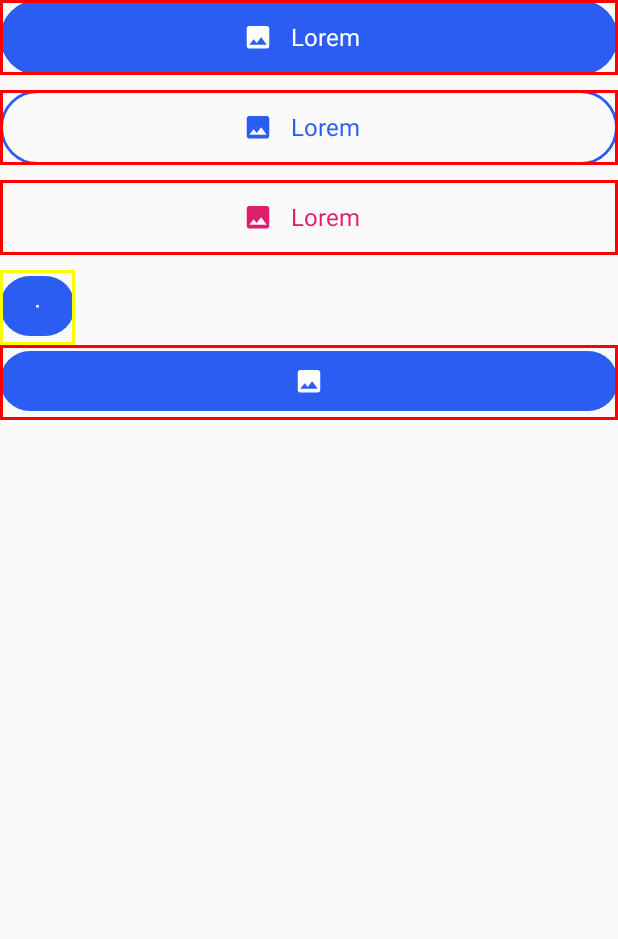
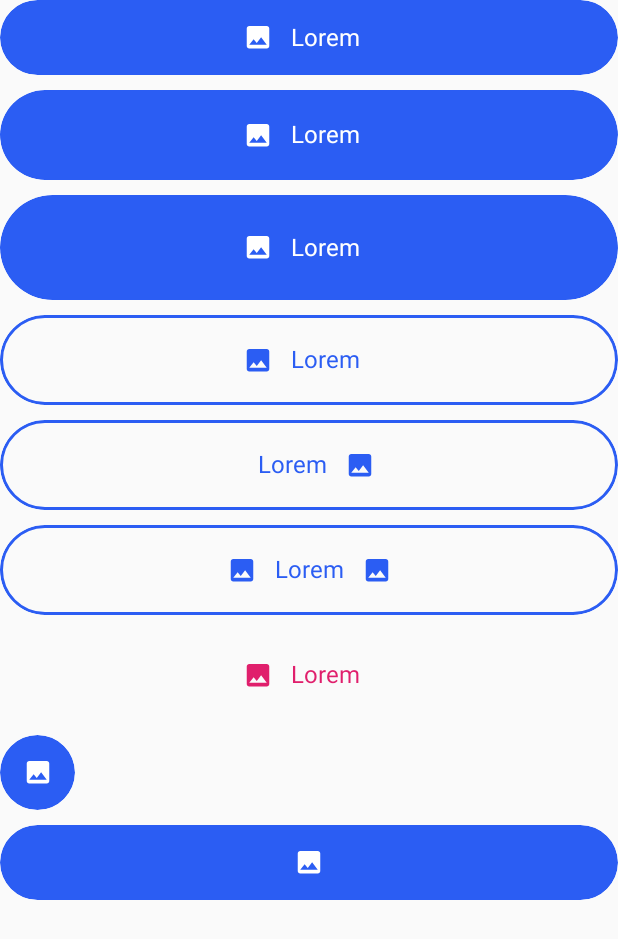
Before and after one commit to rudoapps/android-components, an Android app built with Jetpack Compose: the screen it shows after launch (MainActivity), on a phone screen of 412 x 824 dp. Shown: the top 939 px of the screen. Run offline under Robolectric (Android 15) with nearby library versions, the phone set to English and light mode, and no system bars.

Commit message:
Add new funcionalities button

```diff
--- a/app/src/main/java/es/rudo/democomponents/MainActivity.kt
+++ b/app/src/main/java/es/rudo/democomponents/MainActivity.kt
@@ -3,24 +3,25 @@ package es.rudo.democomponents
 import android.os.Bundle
 import androidx.activity.ComponentActivity
 import androidx.activity.compose.setContent
-import androidx.compose.foundation.border
 import androidx.compose.foundation.layout.Box
 import androidx.compose.foundation.layout.Column
 import androidx.compose.foundation.layout.Spacer
 import androidx.compose.foundation.layout.height
-import androidx.compose.foundation.layout.size
 import androidx.compose.foundation.layout.width
 import androidx.compose.runtime.Composable
 import androidx.compose.runtime.mutableStateOf
 import androidx.compose.runtime.remember
 import androidx.compose.ui.Modifier
-import androidx.compose.ui.graphics.Color
 import androidx.compose.ui.res.painterResource
+import androidx.compose.ui.text.font.Font
+import androidx.compose.ui.text.font.FontFamily
 import androidx.compose.ui.tooling.preview.Preview
 import androidx.compose.ui.unit.dp
+import es.rudo.components.button.ButtonHeight
 import es.rudo.components.button.ButtonState
 import es.rudo.components.button.ButtonStyles
 import es.rudo.components.button.CustomButton
+import es.rudo.components.button.IconType
 import es.rudo.democomponents.ui.theme.DarkBlue
 import es.rudo.democomponents.ui.theme.Pink
 import es.rudo.democomponents.ui.theme.White
@@ -42,15 +43,32 @@ fun testingButtons() {
     val mutableStateFlowTestButton2 =
         remember { mutableStateOf(ButtonState.Default) }
 
-    val standardStyleNoBorder =
+    val standardStyleNoBorderSmall =
         ButtonStyles(
             text = "Lorem",
             icon = painterResource(id = es.rudo.components.R.drawable.ic_test_image),
             iconColor = White,
             backgroundColor = DarkBlue,
+            height = ButtonHeight.Small,
+        )
+    val standardStyleNoBorderMedium =
+        ButtonStyles(
+            text = "Lorem",
+            icon = painterResource(id = es.rudo.components.R.drawable.ic_test_image),
+            iconColor = White,
+            backgroundColor = DarkBlue,
+            height = ButtonHeight.Medium
+        )
+    val standardStyleNoBorderLarge =
+        ButtonStyles(
+            text = "Lorem",
+            icon = painterResource(id = es.rudo.components.R.drawable.ic_test_image),
+            iconColor = White,
+            backgroundColor = DarkBlue,
+            height = ButtonHeight.Large
         )
 
-    val standardStyleWithBorder =
+    val standardStyleWithBorderLeftIcon =
         ButtonStyles(
             text = "Lorem",
             textColor = DarkBlue,
@@ -58,6 +76,26 @@ fun testingButtons() {
             iconColor = DarkBlue,
             borderColor = DarkBlue,
             borderWidth = 2.dp
+        )
+    val standardStyleWithBorderRightIcon =
+        ButtonStyles(
+            text = "Lorem",
+            textColor = DarkBlue,
+            icon = painterResource(id = es.rudo.components.R.drawable.ic_test_image),
+            iconColor = DarkBlue,
+            borderColor = DarkBlue,
+            borderWidth = 2.dp,
+            iconType = IconType.Right
+        )
+    val standardStyleWithBorderTwoIcons =
+        ButtonStyles(
+            text = "Lorem",
+            textColor = DarkBlue,
+            icon = painterResource(id = es.rudo.components.R.drawable.ic_test_image),
+            iconColor = DarkBlue,
+            borderColor = DarkBlue,
+            borderWidth = 2.dp,
+            iconType = IconType.TwoSides
         )
 
     val standardStyleNoBorderNoBackground =
@@ -71,14 +109,16 @@ fun testingButtons() {
         ButtonStyles(
             icon = painterResource(id = es.rudo.components.R.drawable.ic_test_image),
             iconColor = White,
-            backgroundColor = DarkBlue
+            backgroundColor = DarkBlue,
+            height = ButtonHeight.Custom,
+            customHeight = 50.dp
         )
 
     Column {
 
         CustomButton(
             onClick = {},
-            buttonStyles = standardStyleNoBorder,
+            buttonStyles = standardStyleNoBorderSmall,
             buttonState = mutableStateFlowTestButton1
         )
 
@@ -86,7 +126,37 @@ fun testingButtons() {
 
         CustomButton(
             onClick = {},
-            buttonStyles = standardStyleWithBorder,
+            buttonStyles = standardStyleNoBorderMedium,
+            buttonState = mutableStateFlowTestButton1
+        )
+
+        Spacer(modifier = Modifier.height(10.dp))
+
+        CustomButton(
+            onClick = {},
+            buttonStyles = standardStyleNoBorderLarge,
+            buttonState = mutableStateFlowTestButton1
+        )
+        Spacer(modifier = Modifier.height(10.dp))
+
+        CustomButton(
+            onClick = {},
+            buttonStyles = standardStyleWithBorderLeftIcon,
+            buttonState = mutableStateFlowTestButton1
+        )
+        Spacer(modifier = Modifier.height(10.dp))
+
+        CustomButton(
+            onClick = {},
+            buttonStyles = standardStyleWithBorderRightIcon,
+            buttonState = mutableStateFlowTestButton1
+        )
+
+        Spacer(modifier = Modifier.height(10.dp))
+
+        CustomButton(
+            onClick = {},
+            buttonStyles = standardStyleWithBorderTwoIcons,
             buttonState = mutableStateFlowTestButton1
         )
 
@@ -101,19 +171,24 @@ fun testingButtons() {
         Spacer(modifier = Modifier.height(10.dp))
 
         Box (
-            modifier = Modifier.width(50.dp).border(width = 2.dp, color = Color.Yellow)
+            modifier = Modifier.width(50.dp)
         ){
             CustomButton(
                 onClick = {},
                 buttonStyles = standardStyleOnlyIcon,
-                buttonState = mutableStateFlowTestButton1
+                buttonState = mutableStateFlowTestButton1,
             )
         }
+
+        Spacer(modifier = Modifier.height(10.dp))
+
         CustomButton(
             onClick = {},
             buttonStyles = standardStyleOnlyIcon,
             buttonState = mutableStateFlowTestButton1
         )
+
+
 
 
     }
--- a/components/src/main/java/es/rudo/components/button/ButtonState.kt
+++ b/components/src/main/java/es/rudo/components/button/ButtonState.kt
@@ -2,9 +2,10 @@ package es.rudo.components.button
 
 import androidx.compose.foundation.BorderStroke
 import androidx.compose.foundation.background
-import androidx.compose.foundation.border
 import androidx.compose.foundation.layout.Arrangement
+import androidx.compose.foundation.layout.PaddingValues
 import androidx.compose.foundation.layout.Row
+import androidx.compose.foundation.layout.fillMaxSize
 import androidx.compose.foundation.layout.fillMaxWidth
 import androidx.compose.foundation.layout.height
 import androidx.compose.foundation.layout.padding
@@ -20,7 +21,6 @@ import androidx.compose.runtime.MutableState
 import androidx.compose.ui.Alignment
 import androidx.compose.ui.Modifier
 import androidx.compose.ui.graphics.Color
-import androidx.compose.ui.res.dimensionResource
 import androidx.compose.ui.text.TextStyle
 import androidx.compose.ui.unit.dp
 
@@ -37,39 +37,33 @@ fun ButtonRenderByState(
     onClick: () -> Unit,
     buttonStyles: ButtonStyles = ButtonStyles(),
     state: MutableState<ButtonState>
-    //pasar el estado que seria un mutable stateflow que recibimos desde customButtomItem
 ) {
-    //var buttonState by remember { mutableStateOf(ButtonState.Default) }
-
     when (state.value) {
-        /*ButtonState.Default -> {
-            Button(
-                onClick = {
-                    state.value = ButtonState.Pressed
-                    onClick()
-                },
-                modifier = Modifier.background(Color.Red)
-            ) {
-                Text("default")
-            }
-        }*/
         ButtonState.Default -> {
             Card(
-                shape = RoundedCornerShape(100.dp),
+                shape = RoundedCornerShape(buttonStyles.roundedCornerShape),
                 colors = CardDefaults.cardColors(containerColor = Color.Transparent),
-                modifier = Modifier.fillMaxWidth().border(width = 2.dp,color= Color.Red)
-                    .height(50.dp), //TODO add enum type for height button (small , medium , large , custom )
+                modifier = Modifier
+                    .fillMaxWidth()
+                    .height(
+                        when (buttonStyles.height) {
+                            ButtonHeight.Small -> 50.dp
+                            ButtonHeight.Medium -> 60.dp
+                            ButtonHeight.Large -> 70.dp
+                            ButtonHeight.Custom -> buttonStyles.customHeight
+                        }
+                    ),
                 border = BorderStroke(
-                    width = 5.dp,
+                    width = buttonStyles.onClickBorderWidth,
                     color = buttonStyles.onClickBorderColor
-                )
-            ){
+                ) // TODO this border only in clicked style
+            ) {
                 Button(
                     onClick = {
                         state.value = ButtonState.Pressed
                         onClick()
                     },
-                    shape = RoundedCornerShape(100.dp),
+                    shape = RoundedCornerShape(buttonStyles.roundedCornerShape),
                     colors = ButtonDefaults.buttonColors(
                         containerColor = buttonStyles.backgroundColor,
                         contentColor = buttonStyles.textColor,
@@ -81,28 +75,36 @@ fun ButtonRenderByState(
                         width = buttonStyles.borderWidth,
                         color = buttonStyles.borderColor
                     ),
-
-                    ) {
+                    contentPadding = PaddingValues(
+                        start = buttonStyles.paddingStart,
+                        top = buttonStyles.paddingTop,
+                        end = buttonStyles.paddingEnd,
+                        bottom = buttonStyles.paddingBottom,
+                    )
+                ) {
                     Row(
                         verticalAlignment = Alignment.CenterVertically,
                         horizontalArrangement = Arrangement.Center,
-                        modifier = Modifier.fillMaxWidth()
+                        modifier = Modifier.fillMaxSize()
                     ) {
-                        if (buttonStyles.icon != null) {
-                            if (buttonStyles.text?.isNotEmpty() == true){
+                        if (buttonStyles.icon != null &&
+                            (buttonStyles.iconType == IconType.Left ||
+                                    buttonStyles.iconType == null ||
+                                    buttonStyles.iconType == IconType.TwoSides)
+                        ) {
+                            if (buttonStyles.text?.isNotEmpty() == true) {
                                 Icon(
-                                    buttonStyles.icon, "icon",
-                                    modifier = Modifier.padding(end = 6.dp),
+                                    buttonStyles.icon,
+                                    contentDescription = "icon",
+                                    modifier = Modifier.padding(end = buttonStyles.paddingBetweenIconAndText),
                                     tint = buttonStyles.iconColor
-                                    //TODO add icon size parameter
                                 )
-                            }else{
+                            } else {
                                 Icon(
-                                    buttonStyles.icon, "icon",
+                                    buttonStyles.icon,
+                                    contentDescription = "icon",
                                     modifier = Modifier,
                                     tint = buttonStyles.iconColor
-                                    //TODO add icon size parameter
-
                                 )
                             }
                         }
@@ -110,8 +112,26 @@ fun ButtonRenderByState(
                             Text(
                                 text = buttonStyles.text,
                                 style = TextStyle(fontSize = buttonStyles.textSize),
-                                modifier = Modifier.padding(8.dp)
+                                modifier = Modifier.padding(8.dp),
+                                fontFamily = buttonStyles.fontFamily
                             )
+                        }
+                        if (buttonStyles.icon != null && (buttonStyles.iconType == IconType.Right || buttonStyles.iconType == IconType.TwoSides)) {
+                            if (buttonStyles.text?.isNotEmpty() == true) {
+                                Icon(
+                                    buttonStyles.icon,
+                                    contentDescription = "icon",
+                                    modifier = Modifier.padding(start = buttonStyles.paddingBetweenIconAndText),
+                                    tint = buttonStyles.iconColor
+                                )
+                            } else {
+                                Icon(
+                                    buttonStyles.icon,
+                                    contentDescription = "icon",
+                                    modifier = Modifier,
+                                    tint = buttonStyles.iconColor
+                                )
+                            }
                         }
                     }
                 }
--- a/components/src/main/java/es/rudo/components/button/CustomButton.kt
+++ b/components/src/main/java/es/rudo/components/button/CustomButton.kt
@@ -7,39 +7,68 @@ import androidx.compose.ui.graphics.painter.Painter
 import androidx.compose.ui.text.font.FontFamily
 import androidx.compose.ui.unit.Dp
 import androidx.compose.ui.unit.TextUnit
-import androidx.compose.ui.unit.dp
-import androidx.compose.ui.unit.sp
+import es.rudo.components.dimens.Dimens
 
 data class ButtonStyles(
     val text: String? = null,
     //TODO documentation
     val textColor: Color = Color.White,
     //TODO documentation
-    val textSize: TextUnit = 16.sp,
+    val textSize: TextUnit = Dimens.text_medium,
+    //TODO documentation
+    val height: ButtonHeight = ButtonHeight.Medium,
+    //TODO documentation
+    val customHeight: Dp = Dimens.size_none,
     //TODO documentation
     val backgroundColor: Color = Color.Transparent,
     //TODO documentation
     val borderColor: Color = Color.Transparent,
     //TODO documentation
-    val fontFamily: FontFamily? = null,
+    val fontFamily: FontFamily = FontFamily.Default,
     //TODO documentation
     //TODO implementation
     val icon: Painter? = null,
     //TODO documentation
+    val iconType: IconType? = null,
+    //TODO documentation
+    val paddingBetweenIconAndText: Dp = Dimens.paddingSmall,
+    //TODO documentation
     val iconColor: Color = Color.Transparent,
     //TODO documentation
-    val circularProgressIndicatorSize: Dp = 24.dp,
+    val circularProgressIndicatorSize: Dp = Dimens.paddingLarge,
     //TODO documentation
-    val borderWidth: Dp = 2.dp,
+    val borderWidth: Dp = Dimens.size_none,
     //TODO documentation
     val circularProgressIndicatorColor: Color = borderColor,
     //TODO documentation
-    val onClickBorderWidth: Dp = 5.dp,
+    val onClickBorderWidth: Dp = Dimens.size_none,
     //TODO documentation
-    val onClickBorderColor: Color = Color.Transparent
+    val onClickBorderColor: Color = Color.Transparent,
+    //TODO documentation
+    val roundedCornerShape: Dp = Dimens.rounded_corner,
+    //TODO documentation
+    val paddingStart: Dp = Dimens.size_none,
+    //TODO documentation
+    val paddingTop: Dp = Dimens.paddingMini,
+    //TODO documentation
+    val paddingEnd: Dp = Dimens.size_none,
+    //TODO documentation
+    val paddingBottom: Dp = Dimens.paddingMini,
     //TODO documentation
 )
 
+enum class ButtonHeight {
+    Small,
+    Medium,
+    Large,
+    Custom,
+}
+
+enum class IconType {
+    Left,
+    Right,
+    TwoSides,
+}
 
 @Composable
         /**
@@ -53,6 +82,4 @@ fun CustomButton(
     buttonState: MutableState<ButtonState>
 ) {
     ButtonRenderByState(onClick, buttonStyles, buttonState)
-
-
 }
--- /dev/null
+++ b/components/src/main/java/es/rudo/components/dimens/Dimens.kt
@@ -0,0 +1,31 @@
+package es.rudo.components.dimens
+
+import androidx.compose.ui.unit.dp
+import androidx.compose.ui.unit.sp
+
+object Dimens {
+
+    //SIZE
+    val size_none = 0.dp
+    val mini = 1.dp
+    val mini_extra = 4.dp
+    val rounded_corner = 100.dp
+
+
+    // PADDING
+    val paddingMini = 4.dp
+    val paddingSmall = 6.dp
+    val paddingMediumSmall = 10.dp
+    val paddingMedium = 12.dp
+    val paddingRegular = 16.dp
+    val paddingMediumLarge = 20.dp
+    val paddingLarge = 24.dp
+    val paddingExtra = 32.dp
+    val paddingBeyondExtra = 50.dp
+
+    //TEXT SIZE
+    val text_small = 4.sp
+    val text_medium = 16.sp
+
+
+}
```
Also changed, not shown: 1 other file.
